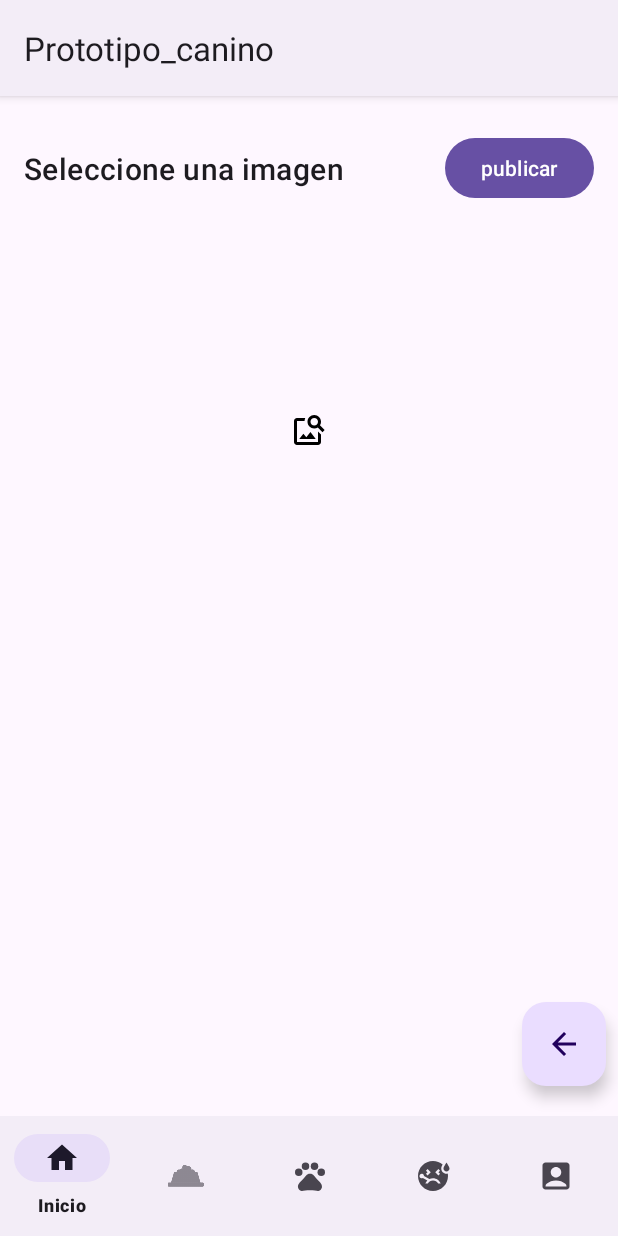
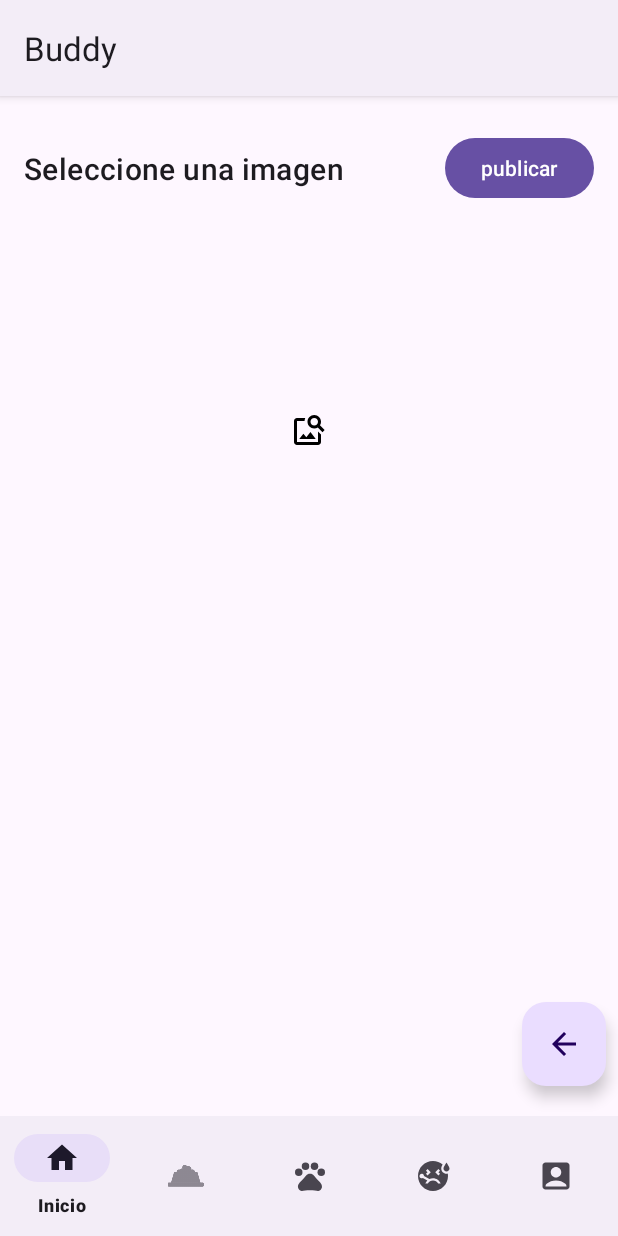
Before and after one commit to sebastianmuriel16/proyecto_tg, an Android app: the HomeFragment screen opened directly, with no data from a screen before it, after a tap on an icon or button, on a phone screen of 412 x 824 dp. Run offline under Robolectric (Android 15) with nearby library versions, the phone set to English and light mode, and no system bars; our stand-ins replace Firebase (no records; nobody signed in at launch, a user with empty details on screens opened directly); pictures from the network do not load; 4 statements that could not run were skipped.

Commit message:
Cambios en strings.xml segunda rama

```diff
--- a/app/src/main/res/values/strings.xml
+++ b/app/src/main/res/values/strings.xml
@@ -1,5 +1,5 @@
 <resources>
-    <string name="app_name">Prototipo_canino</string>
+    <string name="app_name">Buddy</string>
     <string name="home_title">Inicio</string>
     <string name="home_Recetas">Recetas\n</string>
     <string name="home_profile">perfil</string>
@@ -8,8 +8,8 @@
     <!-- TODO: Remove or change this placeholder text -->
     <string name="hello_blank_fragment">Hello blank fragment</string>
     <string name="main_auth_welcome">Bienvenido\n</string>
-    <string name="dialog_delete_title">Eliminar la publicacion?</string>
-    <string name="dialog_delete_confirm">Eliminar?\n</string>
+    <string name="dialog_delete_title">¿Eliminar la publicacion?</string>
+    <string name="dialog_delete_confirm">¿Eliminar?\n</string>
     <string name="home_delte_photo_error">Error al eliminar la publicacion</string>
     <string name="dialog_delete_cancel">Cancelar</string>
     <string name="post_message_title">Seleccione una imagen</string>
```
